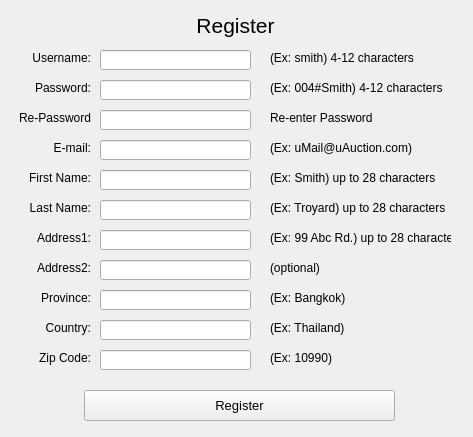
This is unicorn/ui/register.ui in shiragaP/uAuction as Qt 5 draws it before an edit. The edited form follows.
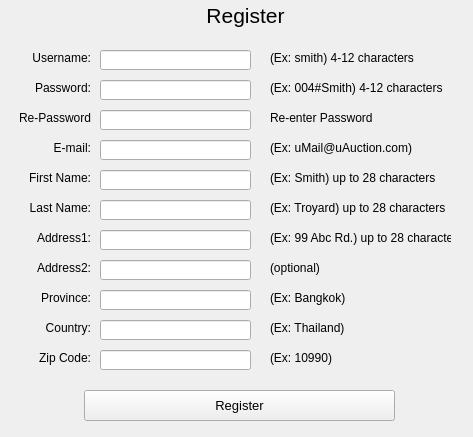
This is the edited form.

What changed in the file:
```diff
--- a/unicorn/ui/register.ui
+++ b/unicorn/ui/register.ui
@@ -60,8 +60,8 @@
   <widget class="QLabel" name="label_00_title">
    <property name="geometry">
     <rect>
-     <x>10</x>
-     <y>10</y>
+     <x>20</x>
+     <y>0</y>
      <width>451</width>
      <height>31</height>
     </rect>
```
Left out of the diff: 110 changed lines with no effect on the pictures.
